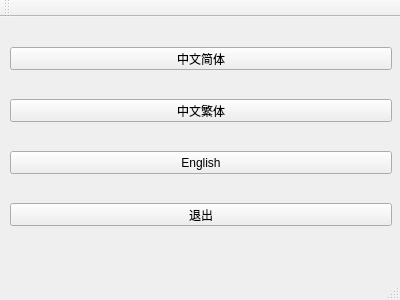
The window that UI/mainwindow.ui (whumashuai/QTcalgen) describes before a commit, drawn with Qt 5.
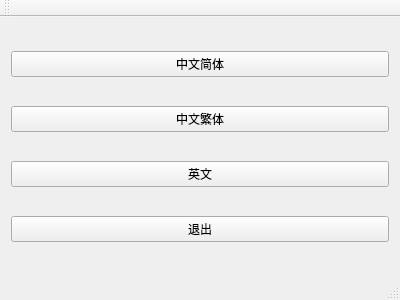
The same window after the commit.

Diff of the .ui file:
```diff
--- a/UI/mainwindow.ui
+++ b/UI/mainwindow.ui
@@ -14,58 +14,36 @@
    <string>MainWindow</string>
   </property>
   <widget class="QWidget" name="centralWidget">
-   <widget class="QPushButton" name="pushButton_3">
-    <property name="geometry">
-     <rect>
-      <x>10</x>
-      <y>134</y>
-      <width>382</width>
-      <height>23</height>
-     </rect>
-    </property>
+   <layout class="QVBoxLayout" name="verticalLayout">
+    <item>
+     <widget class="QPushButton" name="pushButton">
     <property name="text">
-     <string>English</string>
-    </property>
-   </widget>
+       <string>中文简体</string>
+      </property>
+     </widget>
+    </item>
+    <item>
    <widget class="QPushButton" name="pushButton_2">
-    <property name="geometry">
-     <rect>
-      <x>10</x>
-      <y>82</y>
-      <width>382</width>
-      <height>23</height>
-     </rect>
-    </property>
     <property name="text">
      <string>中文繁体</string>
     </property>
    </widget>
+    </item>
+    <item>
+     <widget class="QPushButton" name="pushButton_3">
+      <property name="text">
+       <string>英文</string>
+      </property>
+     </widget>
+    </item>
+    <item>
    <widget class="QPushButton" name="pushButton_4">
-    <property name="geometry">
-     <rect>
-      <x>10</x>
-      <y>186</y>
-      <width>382</width>
-      <height>23</height>
-     </rect>
-    </property>
     <property name="text">
      <string>退出</string>
     </property>
    </widget>
-   <widget class="QPushButton" name="pushButton">
-    <property name="geometry">
-     <rect>
-      <x>10</x>
-      <y>30</y>
-      <width>382</width>
-      <height>23</height>
-     </rect>
-    </property>
-    <property name="text">
-     <string>中文简体</string>
-    </property>
-   </widget>
+    </item>
+   </layout>
   </widget>
   <widget class="QMenuBar" name="menuBar">
    <property name="geometry">
```
Lines whose indentation alone changed are shown as unchanged.
